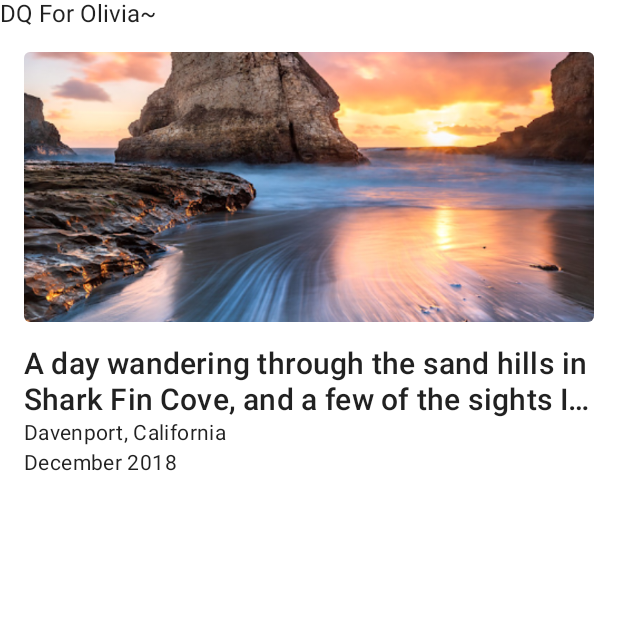
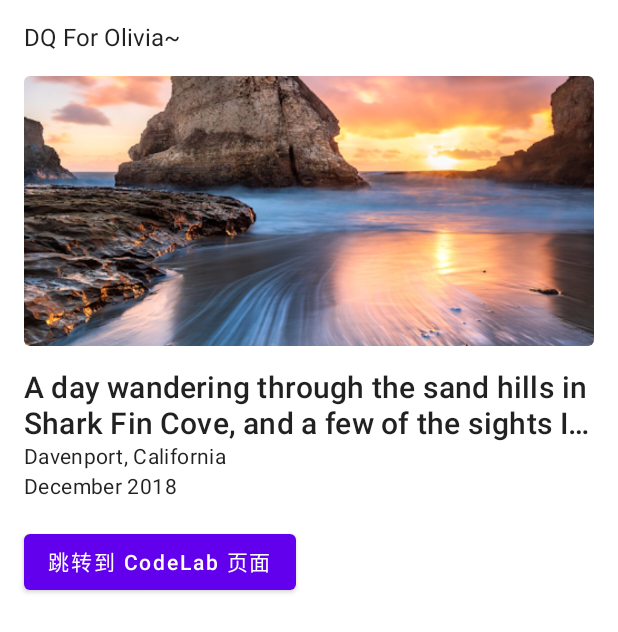
Before and after one commit to DQSecret/ComposeStudy, an Android app built with Jetpack Compose: the screen it shows after launch (MainActivity), on a phone screen of 412 x 824 dp. Shown: the top 632 px of the screen. Run offline under Robolectric (Android 15) with nearby library versions, the phone set to English and light mode, and no system bars.

Commit message:
DQ-CodeLab

```diff
--- a/app/src/main/AndroidManifest.xml
+++ b/app/src/main/AndroidManifest.xml
@@ -3,7 +3,7 @@
     package="com.example.composestudy">
 
     <application
-        android:allowBackup="true"
+        android:allowBackup="false"
         android:icon="@mipmap/ic_launcher"
         android:label="@string/app_name"
         android:roundIcon="@mipmap/ic_launcher_round"
@@ -20,6 +20,7 @@
                 <category android:name="android.intent.category.LAUNCHER" />
             </intent-filter>
         </activity>
+
+        <activity android:name=".study.CodeLabActivity" />
     </application>
-
 </manifest>
--- a/app/src/main/java/com/example/composestudy/MainActivity.kt
+++ b/app/src/main/java/com/example/composestudy/MainActivity.kt
@@ -1,9 +1,19 @@
 package com.example.composestudy
 
+import android.content.Intent
 import android.os.Bundle
 import androidx.activity.compose.setContent
 import androidx.appcompat.app.AppCompatActivity
 import androidx.compose.foundation.layout.Column
+import androidx.compose.foundation.layout.Spacer
+import androidx.compose.foundation.layout.height
+import androidx.compose.foundation.layout.padding
+import androidx.compose.runtime.Composable
+import androidx.compose.ui.Modifier
+import androidx.compose.ui.tooling.preview.Preview
+import androidx.compose.ui.unit.dp
+import com.example.composestudy.study.CodeLabActivity
+import com.example.composestudy.study.GotoNextPage
 import com.example.composestudy.study.Greeting
 import com.example.composestudy.study.NewsStory
 import com.example.composestudy.ui.theme.ComposeStudyTheme
@@ -13,11 +23,31 @@ class MainActivity : AppCompatActivity() {
         super.onCreate(savedInstanceState)
         setContent {
             ComposeStudyTheme {
-                Column {
-                    Greeting(name = "DQ For Olivia~")
-                    NewsStory()
-                }
+                Content()
             }
         }
     }
+
+    private fun gotoCodeLabPage() {
+        Intent(this@MainActivity, CodeLabActivity::class.java).run { startActivity(this) }
+    }
+
+    @Composable
+    fun Content() {
+        Column(
+            modifier = Modifier.padding(16.dp)
+        ) {
+            Greeting(name = "DQ For Olivia~")
+            Spacer(modifier = Modifier.height(16.dp))
+            NewsStory()
+            Spacer(modifier = Modifier.height(16.dp))
+            GotoNextPage(text = "跳转到 CodeLab 页面", goto = ::gotoCodeLabPage)
+        }
+    }
+
+    @Preview(showBackground = true, backgroundColor = 0xFFFFFF)
+    @Composable
+    fun PreviewMainActivity() {
+        Content()
+    }
 }
--- a/app/src/main/java/com/example/composestudy/study/Step.kt
+++ b/app/src/main/java/com/example/composestudy/study/Step.kt
@@ -1,14 +1,20 @@
 package com.example.composestudy.study
 
+import android.widget.Toast
 import androidx.compose.foundation.Image
-import androidx.compose.foundation.layout.*
+import androidx.compose.foundation.layout.Column
+import androidx.compose.foundation.layout.Spacer
+import androidx.compose.foundation.layout.fillMaxWidth
+import androidx.compose.foundation.layout.height
 import androidx.compose.foundation.shape.RoundedCornerShape
+import androidx.compose.material.Button
 import androidx.compose.material.MaterialTheme
 import androidx.compose.material.Text
 import androidx.compose.runtime.Composable
 import androidx.compose.ui.Modifier
 import androidx.compose.ui.draw.clip
 import androidx.compose.ui.layout.ContentScale
+import androidx.compose.ui.platform.LocalContext
 import androidx.compose.ui.res.painterResource
 import androidx.compose.ui.text.style.TextOverflow
 import androidx.compose.ui.tooling.preview.Preview
@@ -30,9 +36,7 @@ fun PreviewGreeting() {
 fun NewsStory() {
     MaterialTheme {
         val typography = MaterialTheme.typography
-        Column(
-            modifier = Modifier.padding(16.dp)
-        ) {
+        Column {
             Image(
                 painter = painterResource(R.drawable.header),
                 contentDescription = null,
@@ -66,3 +70,20 @@ fun NewsStory() {
 fun PreviewNewsStory() {
     NewsStory()
 }
+
+@Composable
+fun GotoNextPage(text: String, goto: () -> Unit) {
+    Button(onClick = goto) {
+        Text(text = text)
+    }
+}
+
+@Preview(showBackground = true, backgroundColor = 0xFFFFFF)
+@Composable
+fun PreviewGotoNextPage() {
+    val text = "跳转到 CodeLab 页面"
+    val context = LocalContext.current
+    GotoNextPage(text = text, goto = {
+        Toast.makeText(context, text, Toast.LENGTH_SHORT).show()
+    })
+}
```
Also changed, not shown: app/src/main/java/com/example/composestudy/study/CodeLabActivity.kt (added, +81 -0 lines), app/src/main/java/com/example/composestudy/ui/theme/Theme.kt (+21 -0 lines).
